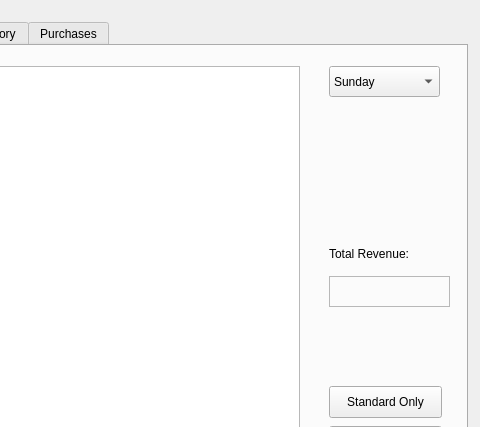
Qt form QtCuties-BulkClubProject/menu.ui (NicholasHuCS1C/Bulk-Club-CS1C) before a commit; both pictures show x 323 to 803 and y 0 to 427 of the 803 by 593 pixel window.
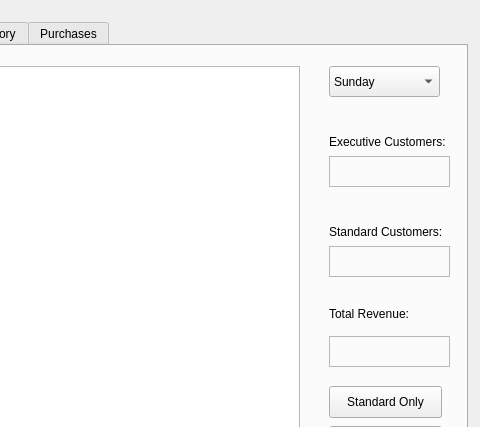
The same form after that commit. The open tabs and pages were chosen to show the change.

Diff of the .ui file:
```diff
--- a/QtCuties-BulkClubProject/menu.ui
+++ b/QtCuties-BulkClubProject/menu.ui
@@ -79,7 +79,7 @@
       <property name="geometry">
        <rect>
         <x>640</x>
-        <y>200</y>
+        <y>260</y>
         <width>101</width>
         <height>16</height>
        </rect>
@@ -92,7 +92,7 @@
       <property name="geometry">
        <rect>
         <x>640</x>
-        <y>230</y>
+        <y>290</y>
         <width>121</width>
         <height>31</height>
        </rect>
@@ -151,6 +151,99 @@
        <string>Executive Only</string>
       </property>
      </widget>
+     <widget class="QLabel" name="labelEC">
+      <property name="geometry">
+       <rect>
+        <x>640</x>
+        <y>80</y>
+        <width>121</width>
+        <height>31</height>
+       </rect>
+      </property>
+      <property name="text">
+       <string>Executive Customers: </string>
+      </property>
+     </widget>
+     <widget class="QLabel" name="label_2">
+      <property name="geometry">
+       <rect>
+        <x>640</x>
+        <y>120</y>
+        <width>111</width>
+        <height>21</height>
+       </rect>
+      </property>
+      <property name="text">
+       <string/>
+      </property>
+     </widget>
+     <widget class="QLabel" name="labelExecCustomerNum">
+      <property name="geometry">
+       <rect>
+        <x>640</x>
+        <y>110</y>
+        <width>121</width>
+        <height>31</height>
+       </rect>
+      </property>
+      <property name="font">
+       <font>
+        <pointsize>12</pointsize>
+       </font>
+      </property>
+      <property name="autoFillBackground">
+       <bool>false</bool>
+      </property>
+      <property name="frameShape">
+       <enum>QFrame::StyledPanel</enum>
+      </property>
+      <property name="frameShadow">
+       <enum>QFrame::Plain</enum>
+      </property>
+      <property name="text">
+       <string/>
+      </property>
+     </widget>
+     <widget class="QLabel" name="labelSC">
+      <property name="geometry">
+       <rect>
+        <x>640</x>
+        <y>170</y>
+        <width>121</width>
+        <height>31</height>
+       </rect>
+      </property>
+      <property name="text">
+       <string>Standard Customers: </string>
+      </property>
+     </widget>
+     <widget class="QLabel" name="labelStandardCustomerNum">
+      <property name="geometry">
+       <rect>
+        <x>640</x>
+        <y>200</y>
+        <width>121</width>
+        <height>31</height>
+       </rect>
+      </property>
+      <property name="font">
+       <font>
+        <pointsize>12</pointsize>
+       </font>
+      </property>
+      <property name="autoFillBackground">
+       <bool>false</bool>
+      </property>
+      <property name="frameShape">
+       <enum>QFrame::StyledPanel</enum>
+      </property>
+      <property name="frameShadow">
+       <enum>QFrame::Plain</enum>
+      </property>
+      <property name="text">
+       <string/>
+      </property>
+     </widget>
     </widget>
     <widget class="QWidget" name="tabDisplayMembers">
      <attribute name="title">
```
Left out of the diff: 147 changed lines with no effect on the pictures.
